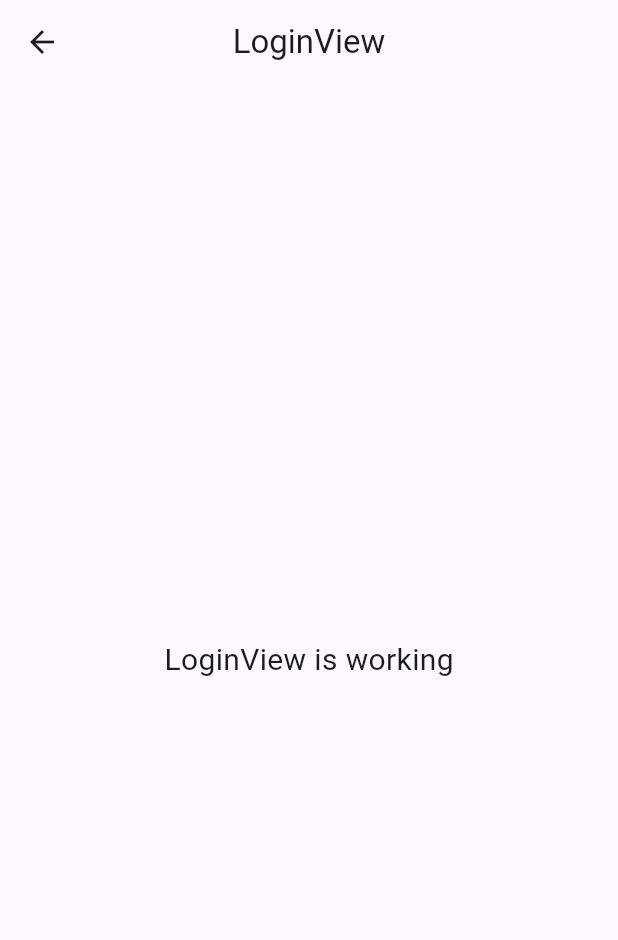
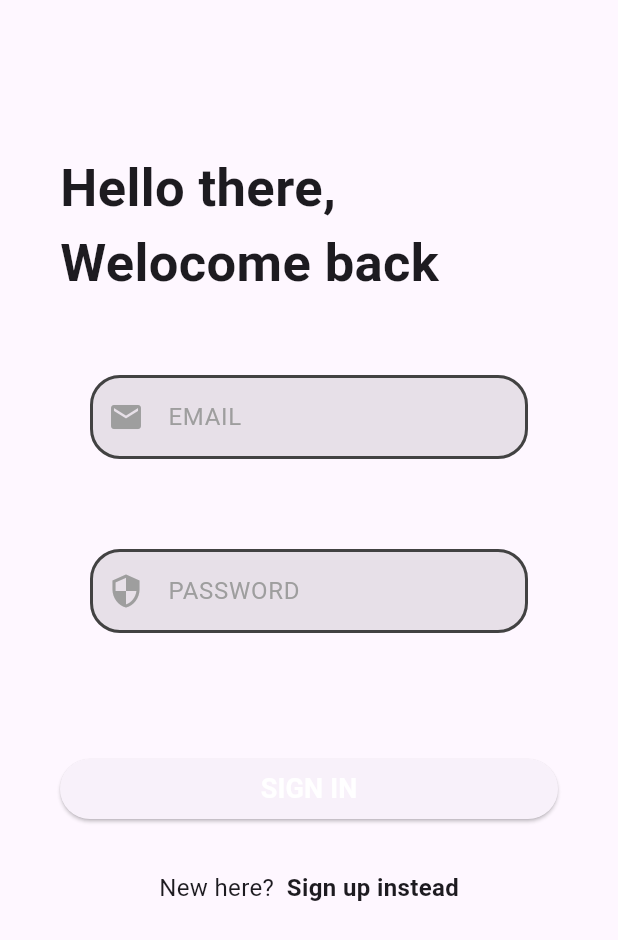
Before and after one commit to rahmat999ht/note-app-flutter-getx, a Flutter app: the LoginView screen opened directly, on a phone screen of 412 x 824 dp. Shown: the top 940 px of the screen. Run offline on Flutter 3.47's test engine with Material 3 defaults, Android fonts, the light colour scheme and no system bars; our stand-ins replace cloud_firestore, firebase_auth, firebase_core, get; accounts and stored records are empty; statements that could not run were skipped.

Commit message:
view & controller login done

```diff
--- a/lib/app/modules/login/controllers/login_controller.dart
+++ b/lib/app/modules/login/controllers/login_controller.dart
@@ -1,23 +1,160 @@
+import 'package:flutter/widgets.dart';
 import 'package:get/get.dart';
+import 'package:firebase_auth/firebase_auth.dart';
+import 'package:note_app_flutter_getx_firebase/app/modules/account/controllers/account_controller.dart';
+import 'package:note_app_flutter_getx_firebase/app/routes/app_pages.dart';
+import 'package:note_app_flutter_getx_firebase/services/firestore.dart';
+
+import '../../../../models/user_model.dart';
 
 class LoginController extends GetxController {
-  //TODO: Implement LoginController
+  final formKey = GlobalKey<FormState>();
 
-  final count = 0.obs;
+  FirebaseAuth _auth = FirebaseAuth.instance;
+  Database database = Database();
+  late Rx<User?> _firebaseUser;
+  TextEditingController name = TextEditingController();
+  TextEditingController email = TextEditingController();
+  TextEditingController password = TextEditingController();
+
+  String usersCollection = "users";
+  Rx<UserModel> userModel = UserModel().obs;
+  Rx<int> axisCount = 2.obs;
+
   @override
   void onInit() {
+    _firebaseUser = Rx<User>(_auth.currentUser!);
+    _firebaseUser.bindStream(_auth.userChanges());
     super.onInit();
   }
 
-  @override
-  void onReady() {
-    super.onReady();
+  void toSingUp() => Get.toNamed(Routes.REGISTER);
+
+  void createUser() async {
+    try {
+      await _auth
+          .createUserWithEmailAndPassword(
+              email: email.text.trim(), password: password.text.trim())
+          .then((value) {
+        UserModel _user = UserModel(
+          id: value.user!.uid,
+          userName: name.text,
+          email: email.text,
+        );
+        Database().createNewUser(_user).then((value) {
+          if (value) {
+            Get.find<AccountController>().user = _user;
+            Get.back();
+            _clearControllers();
+          }
+        });
+      });
+    } catch (e) {
+      Get.snackbar(
+        'Error creating account',
+        e.toString(),
+        snackPosition: SnackPosition.BOTTOM,
+      );
+    }
   }
 
-  @override
-  void onClose() {
-    super.onClose();
+  Future login() async {
+    try {
+      final error = formKey.currentState!.validateGranularly().toList();
+      if (error.isNotEmpty) {
+        return Get.snackbar("info", "form error sebanyak ${error.length}}");
+      }
+      print("IN logging in email ${email.text} password ${password.text}");
+      UserCredential userCredential = await _auth.signInWithEmailAndPassword(
+          email: email.text, password: password.text);
+      // .then((value) async {
+      Get.find<AccountController>().user =
+          await database.getUser(userCredential.user!.uid);
+      _clearControllers();
+    } catch (e) {
+      Get.snackbar(
+        'Error logging in',
+        e.toString(),
+        snackPosition: SnackPosition.BOTTOM,
+      );
+    }
   }
 
-  void increment() => count.value++;
+  void signout() async {
+    try {
+      await _auth.signOut();
+      Get.find<AccountController>().user = UserModel();
+    } catch (e) {
+      Get.snackbar(
+        'Error signing out',
+        e.toString(),
+        snackPosition: SnackPosition.BOTTOM,
+      );
+    }
+  }
+
+  _clearControllers() {
+    name.clear();
+    email.clear();
+    password.clear();
+  }
+
+  bool nullValidation(String? value) {
+    if (value == null || value.trim().isEmpty) {
+      return true;
+    }
+    return false;
+  }
+
+  String? validateName(String? value) {
+    if (nullValidation(value)) {
+      return 'Nama harap di isi';
+    }
+    return null;
+  }
+
+  String? validateEmail(String? email) {
+    if (nullValidation(email)) {
+      return 'Email harap di isi';
+    }
+    // Regex untuk validasi email
+    String pattern = r'^[a-zA-Z0-9._%+-]+@[a-zA-Z0-9.-]+\.[a-zA-Z]{2,4}$';
+    RegExp regex = RegExp(pattern);
+    if (!regex.hasMatch(email!)) {
+      return 'Format email tidak valid';
+    }
+    return null;
+  }
+
+// Berfungsi untuk memvalidasi password
+  String? validatePassword(String? password) {
+    // Reset pesan kesalahan
+    String errorMessage = '';
+    // Panjang kata sandi lebih dari 6
+    if (password!.length < 8) {
+      errorMessage += 'Kata sandi minimal 8 karakter.\n';
+    }
+    // Berisi setidaknya satu huruf besar
+    if (!password.contains(RegExp(r'[A-Z]'))) {
+      errorMessage += '• Huruf besar tidak ada.\n';
+    }
+    // Berisi setidaknya satu huruf kecil
+    if (!password.contains(RegExp(r'[a-z]'))) {
+      errorMessage += '• Huruf kecil tidak ada.\n';
+    }
+    // Berisi setidaknya satu digit
+    if (!password.contains(RegExp(r'[0-9]'))) {
+      errorMessage += '• Angka tidak ada.\n';
+    }
+    // Berisi setidaknya satu karakter khusus
+    if (!password.contains(RegExp(r'[!@#%^&*(),.?":{}|<>]'))) {
+      errorMessage += '• Karakter khusus tidak ada.\n';
+    }
+    // Jika tidak ada pesan kesalahan, kata sandi valid
+    if (errorMessage.isEmpty) {
+      return null;
+    } else {
+      return errorMessage;
+    }
+  }
 }
--- a/lib/app/modules/login/views/login_view.dart
+++ b/lib/app/modules/login/views/login_view.dart
@@ -1,22 +1,106 @@
 import 'package:flutter/material.dart';
 
 import 'package:get/get.dart';
+import 'package:note_app_flutter_getx_firebase/widgets/custom_form_field.dart';
 
 import '../controllers/login_controller.dart';
 
 class LoginView extends GetView<LoginController> {
   const LoginView({Key? key}) : super(key: key);
+
   @override
   Widget build(BuildContext context) {
     return Scaffold(
-      appBar: AppBar(
-        title: const Text('LoginView'),
-        centerTitle: true,
-      ),
-      body: const Center(
-        child: Text(
-          'LoginView is working',
-          style: TextStyle(fontSize: 20),
+      body: SafeArea(
+        child: SingleChildScrollView(
+          child: Padding(
+            padding: const EdgeInsets.symmetric(
+              vertical: 100,
+              horizontal: 40,
+            ),
+            child: Column(
+              mainAxisAlignment: MainAxisAlignment.start,
+              crossAxisAlignment: CrossAxisAlignment.stretch,
+              children: <Widget>[
+                const Text(
+                  'Hello there,\nWelocome back',
+                  style: TextStyle(
+                    fontSize: 35,
+                    fontWeight: FontWeight.bold,
+                  ),
+                ),
+                const SizedBox(height: 20),
+                Padding(
+                  padding: const EdgeInsets.all(20.0),
+                  child: Form(
+                    key: controller.formKey,
+                    autovalidateMode: AutovalidateMode.onUserInteraction,
+                    child: Column(
+                      mainAxisAlignment: MainAxisAlignment.center,
+                      children: [
+                        CustomTextField(
+                          hintText: "EMAIL",
+                          iconData: Icons.email,
+                          textEditingController: controller.email,
+                          validator: (v) => controller.validateEmail(v),
+                          obscureText: false,
+                        ),
+                        const SizedBox(
+                          height: 30,
+                        ),
+                        CustomTextField(
+                          hintText: "PASSWORD",
+                          iconData: Icons.security,
+                          textEditingController: controller.password,
+                          validator: (v) => controller.validatePassword(v),
+                          obscureText: true,
+                        ),
+                      ],
+                    ),
+                  ),
+                ),
+                const SizedBox(
+                  height: 40,
+                ),
+                ElevatedButton(
+                  onPressed: controller.login,
+                  child: const Text(
+                    "SIGN IN",
+                    style: TextStyle(
+                      fontSize: 18,
+                      fontWeight: FontWeight.bold,
+                      color: Colors.white,
+                    ),
+                  ),
+                ),
+                const SizedBox(
+                  height: 30,
+                ),
+                Row(
+                  mainAxisAlignment: MainAxisAlignment.center,
+                  children: [
+                    const Text(
+                      "New here?  ",
+                      style: TextStyle(
+                        // color: Colors.grey.shade900,
+                        fontSize: 16,
+                      ),
+                    ),
+                    GestureDetector(
+                      onTap: controller.toSingUp,
+                      child: const Text(
+                        "Sign up instead",
+                        style: TextStyle(
+                          fontSize: 16,
+                          fontWeight: FontWeight.bold,
+                        ),
+                      ),
+                    ),
+                  ],
+                ),
+              ],
+            ),
+          ),
         ),
       ),
     );
--- a/lib/app/routes/app_routes.dart
+++ b/lib/app/routes/app_routes.dart
@@ -3,8 +3,18 @@ part of 'app_pages.dart';
 
 abstract class Routes {
   Routes._();
+  static const HOME = _Paths.HOME;
+  static const LOGIN = _Paths.LOGIN;
+  static const REGISTER = _Paths.REGISTER;
+  static const ACCOUNT = _Paths.ACCOUNT;
+  static const SETTING = _Paths.SETTING;
 }
 
 abstract class _Paths {
   _Paths._();
+  static const HOME = '/home';
+  static const LOGIN = '/login';
+  static const REGISTER = '/register';
+  static const ACCOUNT = '/account';
+  static const SETTING = '/setting';
 }
--- a/lib/service/firebase.dart
+++ b/lib/services/firestore.dart
@@ -3,8 +3,8 @@ import 'dart:developer';
 import 'package:cloud_firestore/cloud_firestore.dart';
 import 'package:uuid/uuid.dart';
 
-import '../model/note_model.dart';
-import '../model/user_model.dart';
+import '../models/note_model.dart';
+import '../models/user_model.dart';
 
 class Database {
   final FirebaseFirestore _firestore = FirebaseFirestore.instance;
--- /dev/null
+++ b/lib/widgets/custom_form_field.dart
@@ -0,0 +1,72 @@
+import 'package:flutter/material.dart';
+
+class CustomTextField extends StatelessWidget {
+  CustomTextField({
+    required this.hintText,
+    required this.iconData,
+    required this.textEditingController,
+    required this.validator,
+    required this.obscureText,
+  });
+
+  final String hintText;
+  final IconData iconData;
+  final TextEditingController textEditingController;
+  final String? Function(String?)?  validator;
+  final bool obscureText;
+
+  @override
+  Widget build(BuildContext context) {
+    return Container(
+      padding: const EdgeInsets.only(
+        top: 10,
+        bottom: 20,
+      ),
+      child: TextFormField(
+        obscureText: obscureText,
+        controller: textEditingController,
+        validator: validator,
+        style: const TextStyle(color: Colors.white),
+        decoration: InputDecoration(
+          prefixIcon: Icon(
+            iconData,
+            color: Colors.grey,
+          ),
+          filled: true,
+          hintText: hintText,
+          hintStyle: const TextStyle(
+            color: Colors.grey,
+          ),
+          errorBorder: const OutlineInputBorder(
+            borderRadius: BorderRadius.all(Radius.circular(20)),
+            borderSide: BorderSide(
+              color: Colors.red,
+              width: 2,
+            ),
+          ),
+          focusedErrorBorder: const OutlineInputBorder(
+            borderRadius: BorderRadius.all(Radius.circular(20)),
+            borderSide: BorderSide(
+              color: Colors.red,
+              width: 2,
+            ),
+          ),
+          focusedBorder: const OutlineInputBorder(
+            borderRadius: BorderRadius.all(Radius.circular(20)),
+            borderSide: BorderSide(
+              color: Colors.greenAccent,
+              width: 2,
+            ),
+          ),
+          enabledBorder: OutlineInputBorder(
+            borderRadius: const BorderRadius.all(Radius.circular(20)),
+            borderSide: BorderSide(
+              color: Colors.grey.shade800,
+              width: 2,
+            ),
+          ),
+        ),
+      ),
+    );
+  }
+}
```
Also changed, not shown: lib/app/modules/account/controllers/account_controller.dart (+9 -17 lines), lib/app/modules/register/controllers/register_controller.dart (+69 -19 lines), lib/app/routes/app_pages.dart (added, +50 -0 lines), lib/models/note_model.dart (renamed from lib/model/note_model.dart), lib/models/user_model.dart (renamed from lib/model/user_model.dart).
